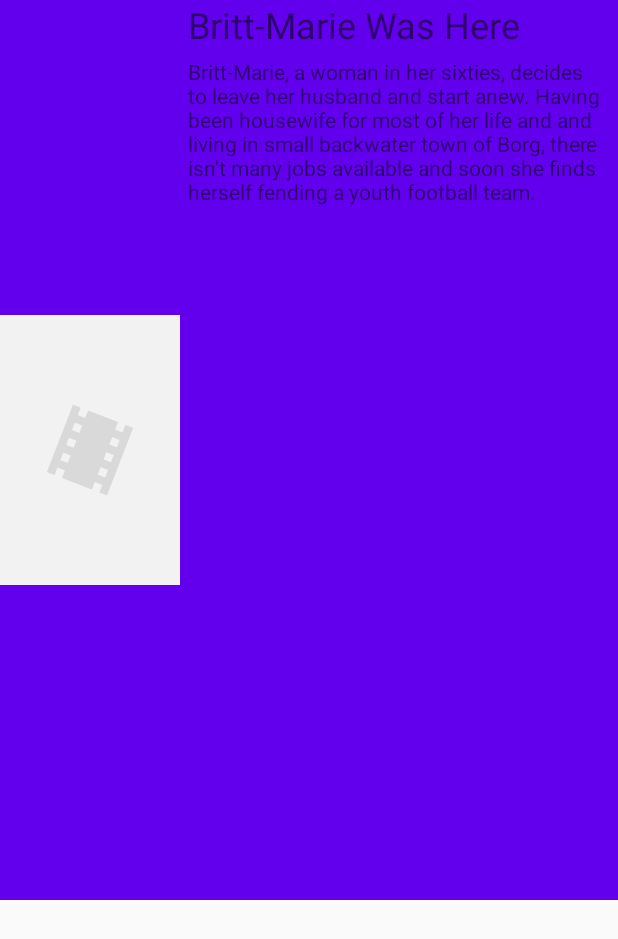
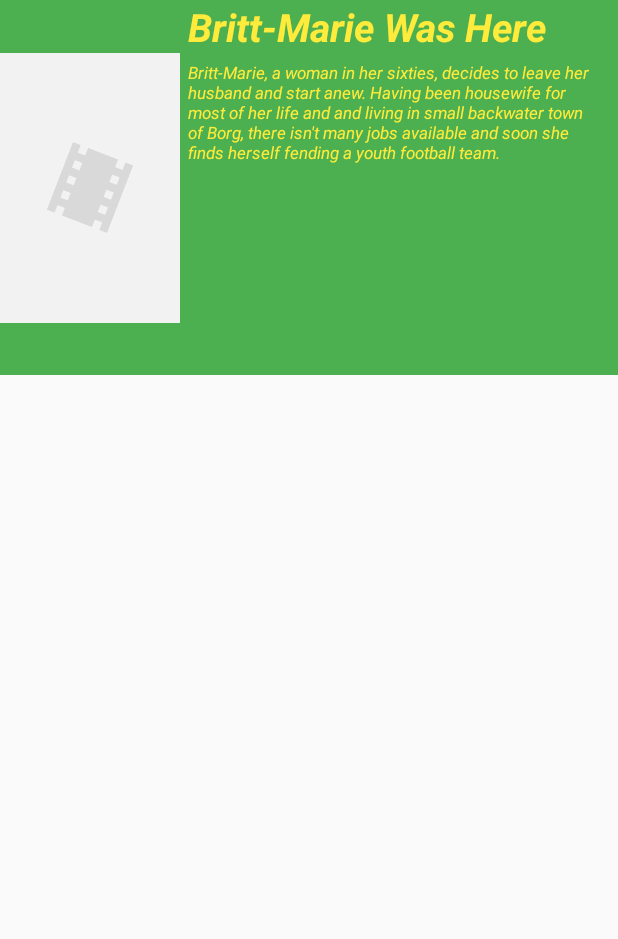
Before and after one commit to mghebre20/FlixsterMoviesApp, an Android app: the layout item_movie.xml on its own in the app's theme, with its tools: preview values and no code run, on a phone screen of 412 x 824 dp. Shown: the top 939 px of the screen. Run offline under Robolectric (Android 15) with nearby library versions, the phone set to English and light mode, and no system bars.

```diff
--- a/app/src/main/java/com/example/flixstermoviesapp/adapters/MovieAdapter.java
+++ b/app/src/main/java/com/example/flixstermoviesapp/adapters/MovieAdapter.java
@@ -89,9 +89,8 @@ public class MovieAdapter extends  RecyclerView.Adapter<MovieAdapter.ViewHolder>
             Glide.with(context)
                     .load(movie.getPosterPath() )
                     .placeholder(R.drawable.flicks_backdrop_placeholder)
-                    .circleCrop() // scale to fit entire image within ImageView
+                    .fitCenter() // scale to fit entire image within ImageView
                     .into(ivPoster);
-
 
         }
     }
--- a/app/src/main/res/layout-land/item_movie.xml
+++ b/app/src/main/res/layout-land/item_movie.xml
@@ -2,14 +2,15 @@
 <RelativeLayout xmlns:android="http://schemas.android.com/apk/res/android"
     xmlns:app="http://schemas.android.com/apk/res-auto"
     xmlns:tools="http://schemas.android.com/tools"
-    android:layout_width="match_parent"
-    android:layout_height="wrap_content"
-    android:background="@color/colorAccent"
-    android:layout_margin="0dp">
+    android:layout_width="wrap_content"
+    android:layout_height="200dp"
+    android:layout_margin="0dp"
+    android:background="#4CAF50"
+    android:backgroundTint="#4CAF50">
 
     <ImageView
         android:id="@+id/ivPoster"
-        android:layout_width="350dp"
+        android:layout_width="120dp"
         android:layout_height="wrap_content"
         android:layout_marginStart="0dp"
         android:layout_marginLeft="0dp"
@@ -27,13 +28,15 @@
         android:layout_marginStart="5dp"
         android:layout_marginRight="116dp"
         android:layout_toEndOf="@+id/ivPoster"
-        android:textSize="24sp"
+        android:textColor="#FFEB3B"
+        android:textSize="28sp"
+        android:textStyle="bold|italic"
         tools:text="Britt-Marie Was Here" />
 
     <TextView
         android:id="@+id/tvOverview"
-        android:layout_width="wrap_content"
-        android:layout_height="wrap_content"
+        android:layout_width="604dp"
+        android:layout_height="155dp"
         android:layout_below="@+id/tvTitle"
         android:layout_alignBottom="@id/tvTitle"
         android:layout_marginStart="5dp"
@@ -41,7 +44,10 @@
         android:layout_marginTop="5dp"
         android:layout_marginEnd="0dp"
         android:layout_marginRight="0dp"
-        android:layout_marginBottom="-126dp"
+        android:layout_marginBottom="-160dp"
         android:layout_toEndOf="@+id/ivPoster"
+        android:textColor="#FFEB3B"
+        android:textSize="12sp"
+        android:textStyle="italic"
         tools:text="Britt-Marie, a woman in her sixties, decides to leave her husband and start anew. Having been housewife for most of her life and and living in small backwater town of Borg, there isn't many jobs available and soon she finds herself fending a youth football team." />
 </RelativeLayout>
--- a/app/src/main/res/layout/item_movie.xml
+++ b/app/src/main/res/layout/item_movie.xml
@@ -3,9 +3,10 @@
     xmlns:app="http://schemas.android.com/apk/res-auto"
     xmlns:tools="http://schemas.android.com/tools"
     android:layout_width="match_parent"
-    android:layout_height="wrap_content"
-    android:background="@color/colorPrimary"
-    android:layout_margin="0dp">
+    android:layout_height="250dp"
+    android:layout_margin="0dp"
+    android:background="#4CAF50"
+    android:backgroundTint="#4CAF50">
 
     <ImageView
         android:id="@+id/ivPoster"
@@ -17,6 +18,7 @@
         android:layout_marginEnd="0dp"
         android:layout_marginRight="0dp"
         android:layout_marginBottom="0dp"
+        android:backgroundTint="#CDDC39"
         android:src="@drawable/flicks_movie_placeholder"
         tools:srcCompat="@tools:sample/avatars" />
 
@@ -27,12 +29,14 @@
         android:layout_marginStart="5dp"
         android:layout_marginRight="116dp"
         android:layout_toEndOf="@+id/ivPoster"
-        android:textSize="24sp"
+        android:textColor="#FFEB3B"
+        android:textSize="26sp"
+        android:textStyle="bold|italic"
         tools:text="Britt-Marie Was Here" />
 
     <TextView
         android:id="@+id/tvOverview"
-        android:layout_width="wrap_content"
+        android:layout_width="275dp"
         android:layout_height="wrap_content"
         android:layout_below="@+id/tvTitle"
         android:layout_alignBottom="@id/tvTitle"
@@ -41,7 +45,10 @@
         android:layout_marginTop="5dp"
         android:layout_marginEnd="0dp"
         android:layout_marginRight="0dp"
-        android:layout_marginBottom="-126dp"
+        android:layout_marginBottom="-183dp"
         android:layout_toEndOf="@+id/ivPoster"
+        android:textColor="#FFEB3B"
+        android:textSize="11sp"
+        android:textStyle="italic"
         tools:text="Britt-Marie, a woman in her sixties, decides to leave her husband and start anew. Having been housewife for most of her life and and living in small backwater town of Borg, there isn't many jobs available and soon she finds herself fending a youth football team." />
 </RelativeLayout>
```
